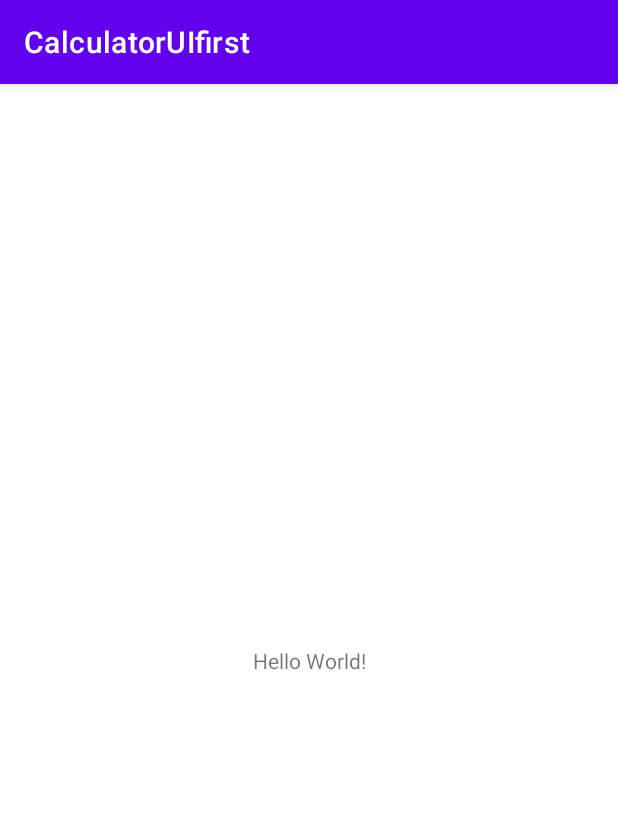
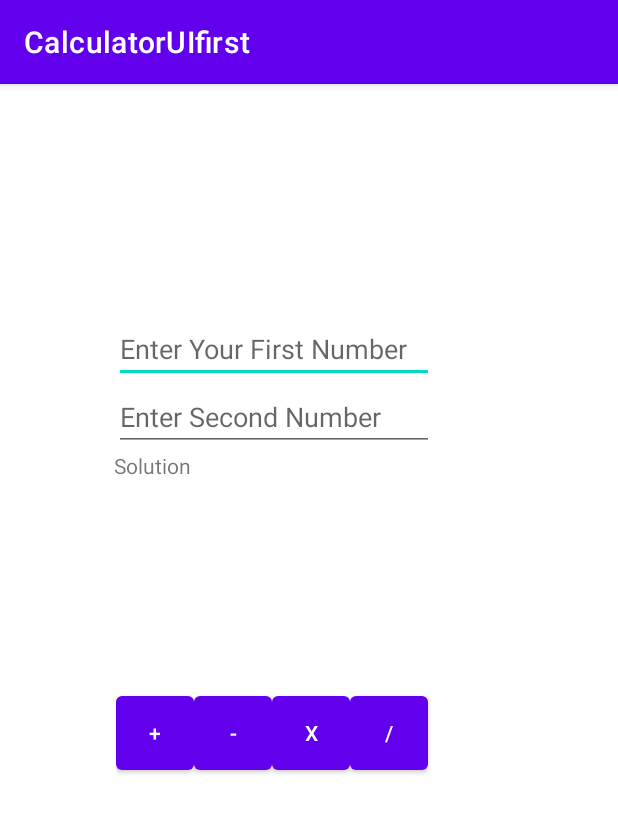
Before and after one commit to SerraSaracoglu/CalculatorUIfirst, an Android app: the screen it shows after launch (MainActivity), on a phone screen of 412 x 824 dp. Shown: the top 813 px of the screen. Run offline under Robolectric (Android 15) with nearby library versions, the phone set to English and light mode, and no system bars; 1 statement that could not run was skipped.

Commit message:
initial commit

```diff
--- a/app/src/main/java/com/example/calculatoruifirst/MainActivity.kt
+++ b/app/src/main/java/com/example/calculatoruifirst/MainActivity.kt
@@ -7,5 +7,6 @@ class MainActivity : AppCompatActivity() {
     override fun onCreate(savedInstanceState: Bundle?) {
         super.onCreate(savedInstanceState)
         setContentView(R.layout.activity_main)
+        val birinci
     }
 }
--- a/app/src/main/res/layout/activity_main.xml
+++ b/app/src/main/res/layout/activity_main.xml
@@ -6,13 +6,74 @@
     android:layout_height="match_parent"
     tools:context=".MainActivity">
 
-    <TextView
-        android:layout_width="wrap_content"
-        android:layout_height="wrap_content"
-        android:text="Hello World!"
+    <LinearLayout
+        android:id="@+id/linearLayout"
+        android:layout_width="272dp"
+        android:layout_height="106dp"
+        android:layout_marginBottom="260dp"
+        android:orientation="horizontal"
         app:layout_constraintBottom_toBottomOf="parent"
-        app:layout_constraintLeft_toLeftOf="parent"
-        app:layout_constraintRight_toRightOf="parent"
-        app:layout_constraintTop_toTopOf="parent" />
+        app:layout_constraintEnd_toEndOf="parent"
+        app:layout_constraintHorizontal_bias="0.554"
+        app:layout_constraintStart_toStartOf="parent">
+
+        <Button
+            android:id="@+id/addition"
+            android:layout_width="52dp"
+            android:layout_height="61dp"
+            android:text="+" />
+
+        <Button
+            android:id="@+id/substraction"
+            android:layout_width="52dp"
+            android:layout_height="61dp"
+            android:text="-" />
+
+        <Button
+            android:id="@+id/multiplication"
+            android:layout_width="52dp"
+            android:layout_height="61dp"
+            android:text="x" />
+
+        <Button
+            android:id="@+id/division"
+            android:layout_width="52dp"
+            android:layout_height="61dp"
+            android:text="/" />
+    </LinearLayout>
+
+    <LinearLayout
+        android:layout_width="260dp"
+        android:layout_height="157dp"
+        android:orientation="vertical"
+        app:layout_constraintBottom_toTopOf="@+id/linearLayout"
+        app:layout_constraintEnd_toEndOf="parent"
+        app:layout_constraintStart_toStartOf="parent"
+        app:layout_constraintTop_toTopOf="parent"
+        app:layout_constraintVertical_bias="0.63">
+
+        <EditText
+            android:id="@+id/firstNumber"
+            android:layout_width="wrap_content"
+            android:layout_height="wrap_content"
+            android:ems="10"
+            android:hint="Enter Your First Number"
+            android:inputType="number" />
+
+        <EditText
+            android:id="@+id/ikinciSayi"
+            android:layout_width="wrap_content"
+            android:layout_height="wrap_content"
+            android:ems="10"
+            android:hint="Enter Second Number"
+            android:inputType="number" />
+
+        <TextView
+            android:id="@+id/textView"
+            android:layout_width="190dp"
+            android:layout_height="36dp"
+            android:text="Solution" />
+
+    </LinearLayout>
 
 </androidx.constraintlayout.widget.ConstraintLayout>
```
